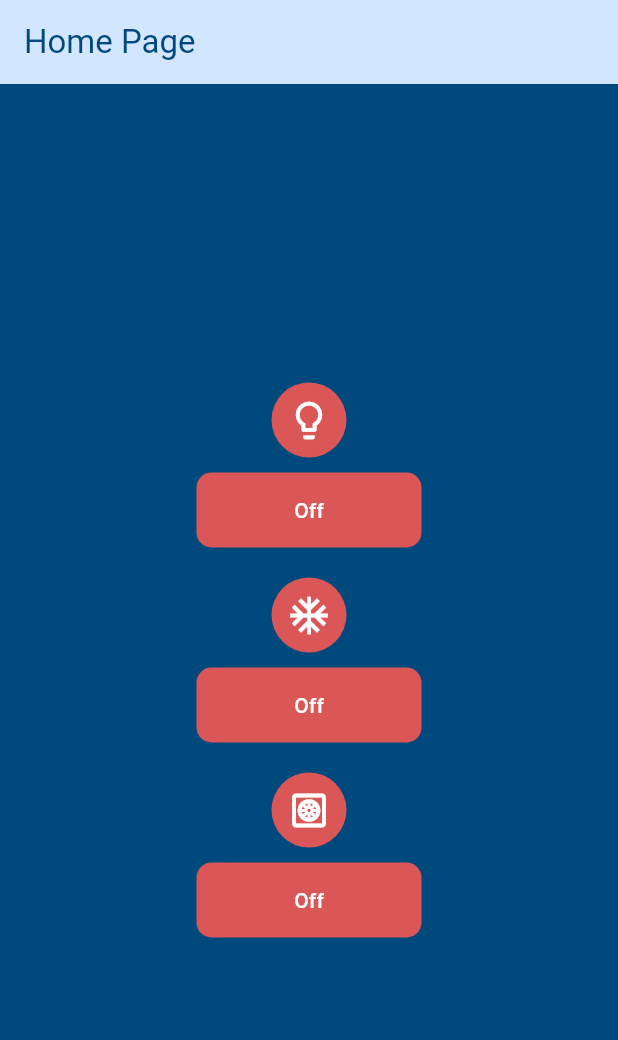
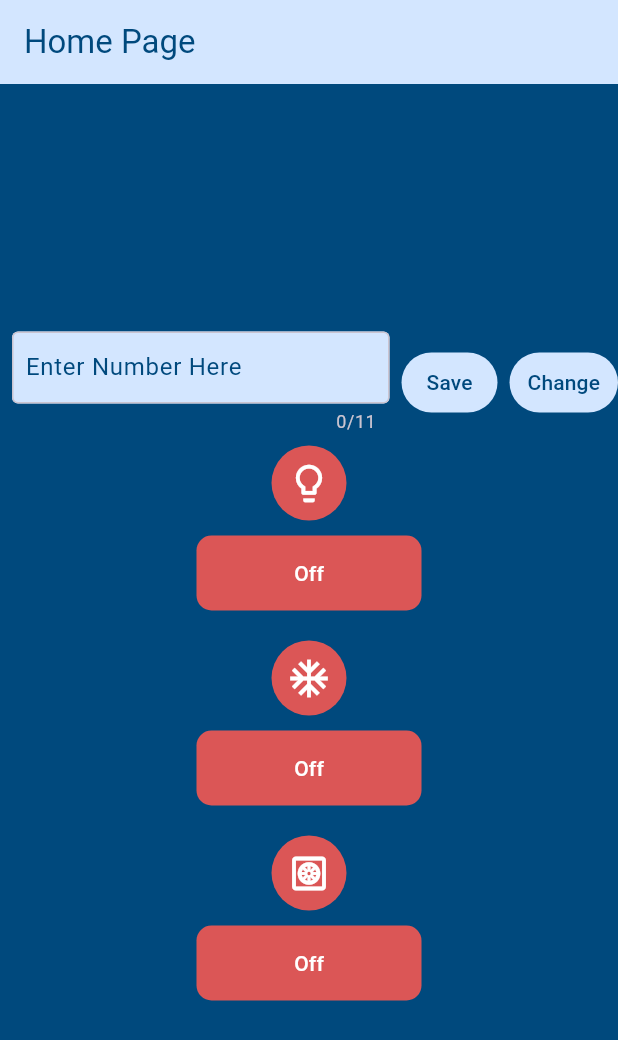
Before and after one commit to Misara-Ahmed/Smart-Home, a Flutter app: the screen it shows after launch, on a phone screen of 412 x 824 dp. Shown: the top 1040 px of the screen. Run offline on Flutter 3.47's test engine with Material 3 defaults, Android fonts, the light colour scheme and no system bars.

Commit message:
text input added

```diff
--- a/flutter_application_1/lib/main.dart
+++ b/flutter_application_1/lib/main.dart
@@ -32,6 +32,22 @@ class _MyHomePageState extends State<MyHomePage> {
   int ledOn = 0;
   int fanOn = 0;
   int heaterOn = 0;
+  bool isEditing = true;
+  late TextEditingController _textFieldController;
+  Color textColor = const Color(0xFF00497D);
+  late String savedText;
+
+  @override
+  void initState() {
+    super.initState();
+    _textFieldController = TextEditingController();
+  }
+
+  @override
+  void dispose() {
+    _textFieldController.dispose();
+    super.dispose();
+  }
 
   @override
   Widget build(BuildContext context) {
@@ -51,6 +67,65 @@ class _MyHomePageState extends State<MyHomePage> {
           child: Column(
             mainAxisAlignment: MainAxisAlignment.center,
             children: <Widget>[
+              Row(
+                children: [
+                  Expanded(
+                    child: Padding(
+                      padding: const EdgeInsets.all(8.0),
+                      child: TextField(
+                        controller: _textFieldController,
+                        maxLength: 11,
+                        decoration: InputDecoration(
+                          hintText: 'Enter Number Here',
+                          hintStyle: TextStyle(color: textColor),
+                          filled: true,
+                          fillColor: isEditing ? const Color(0xFFD3E6FF) : Colors.transparent,
+                          border: isEditing ? OutlineInputBorder() : InputBorder.none,
+                          contentPadding: EdgeInsets.symmetric(vertical: 5, horizontal: 5),
+                        ),
+                        style: TextStyle(color: textColor),
+                        enabled: isEditing,
+                      ),
+                    ),
+                  ),
+                  TextButton(
+                    onPressed: () {
+                      setState(() {
+                        isEditing = false;
+                        textColor = const Color(0xFFD3E6FF);
+                      });
+                    },
+                    style: ButtonStyle(
+                      backgroundColor: MaterialStateProperty.all<Color>(const Color(0xFFD3E6FF)),
+                    ),
+                    child: Text(
+                      'Save',
+                      style: TextStyle(
+                        color: const Color(0xFF00497D),
+                      ),
+                    ),
+                  ),
+                  const SizedBox(width: 8),
+                  TextButton(
+                    onPressed: () {
+                      setState(() {
+                        isEditing = true;
+                        textColor = const Color(0xFF00497D);
+                        savedText = _textFieldController.text;
+                      });
+                    },
+                    style: ButtonStyle(
+                      backgroundColor: MaterialStateProperty.all<Color>(const Color(0xFFD3E6FF)),
+                    ),
+                    child: Text(
+                      'Change',
+                      style: TextStyle(
+                        color: const Color(0xFF00497D),
+                      ),
+                    ),
+                  ),
+                ],
+              ),
               Row(
                 mainAxisAlignment: MainAxisAlignment.center,
                 children: <Widget>[
@@ -249,7 +324,47 @@ class _MyHomePageState extends State<MyHomePage> {
     );
   }
 
-  // Function to show popup
+  Widget _buildButton(String label, int status, VoidCallback onPressed) {
+    return Column(
+      children: [
+        Container(
+          width: 50,
+          height: 50,
+          decoration: BoxDecoration(
+            color: status == 1 ? const Color(0xFFB6F2AF) : const Color.fromARGB(255, 219, 86, 86),
+            borderRadius: BorderRadius.circular(25),
+          ),
+          child: IconButton(
+            onPressed: onPressed,
+            icon: Icon(
+              status == 1 ? Icons.lightbulb : Icons.lightbulb_outline,
+              color: status == 1 ? const Color(0xFF386238) : Colors.white,
+              size: 30,
+            ),
+          ),
+        ),
+        const SizedBox(height: 10),
+        Container(
+          width: 150,
+          height: 50,
+          decoration: BoxDecoration(
+            color: status == 1 ? const Color(0xFFB6F2AF) : const Color.fromARGB(255, 219, 86, 86),
+            borderRadius: BorderRadius.circular(10),
+          ),
+          child: TextButton(
+            onPressed: onPressed,
+            child: Text(
+              status == 1 ? 'On' : 'Off',
+              style: TextStyle(
+                color: status == 1 ? const Color(0xFF386238) : Colors.white,
+              ),
+            ),
+          ),
+        ),
+      ],
+    );
+  }
+
   void _showPopup(String device, String action) {
     showDialog(
       context: context,
```
